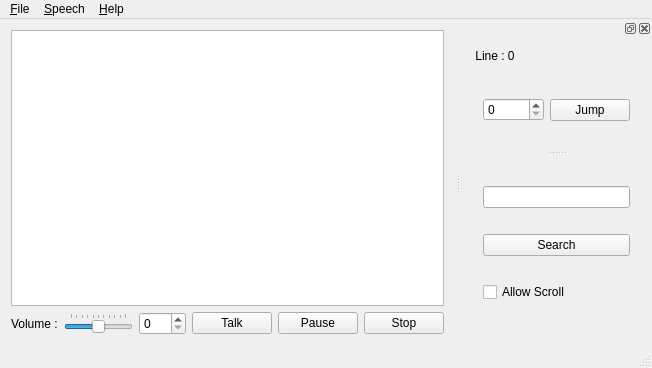
First picture: the form in mainwindow.ui, repository CSaratakij/SimpleTextSpeech, before the edit.
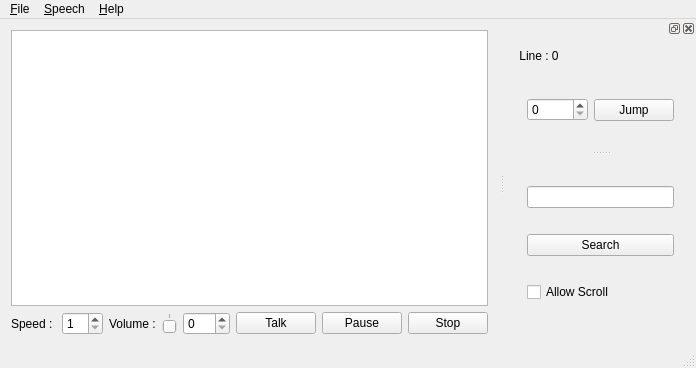
Second picture: the form after the edit.

Commit message: Add a box to set the speed of speech.

Patch:
```diff
--- a/mainwindow.ui
+++ b/mainwindow.ui
@@ -41,6 +41,23 @@
       </item>
       <item>
        <layout class="QHBoxLayout" name="horizontalLayout">
+        <item>
+         <widget class="QLabel" name="label_2">
+          <property name="text">
+           <string>Speed : </string>
+          </property>
+         </widget>
+        </item>
+        <item>
+         <widget class="QSpinBox" name="boxSpeechSpeed">
+          <property name="minimum">
+           <number>1</number>
+          </property>
+          <property name="maximum">
+           <number>10</number>
+          </property>
+         </widget>
+        </item>
         <item>
          <widget class="QLabel" name="label">
           <property name="text">
```
The commit also changes 2 other files.
